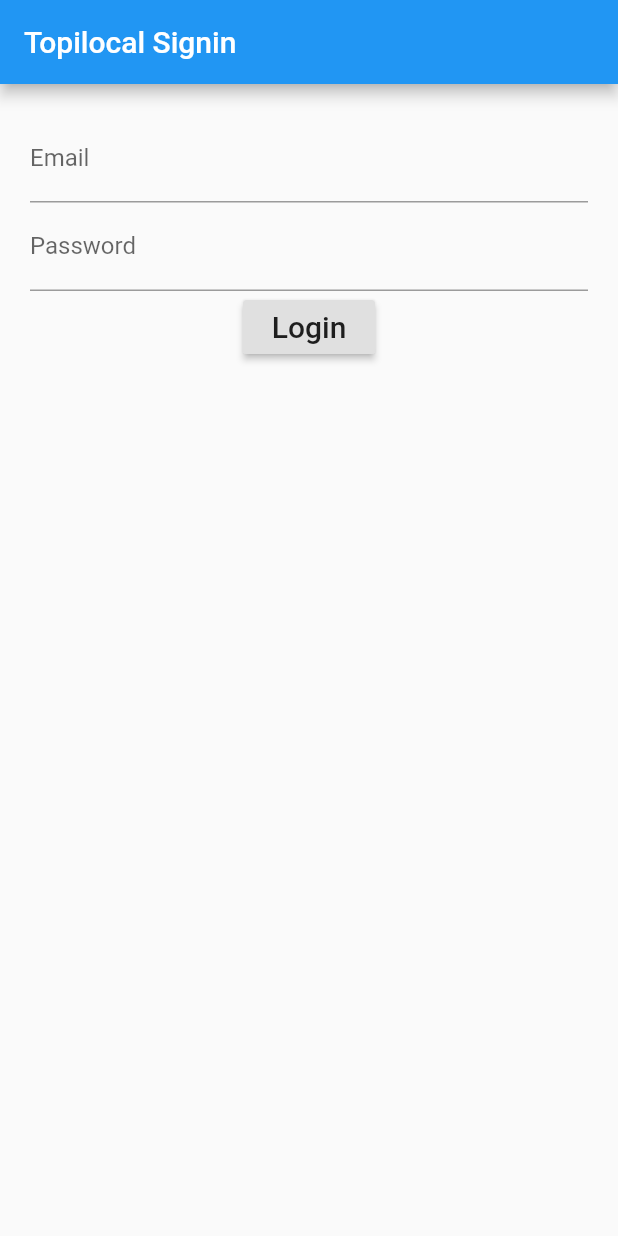
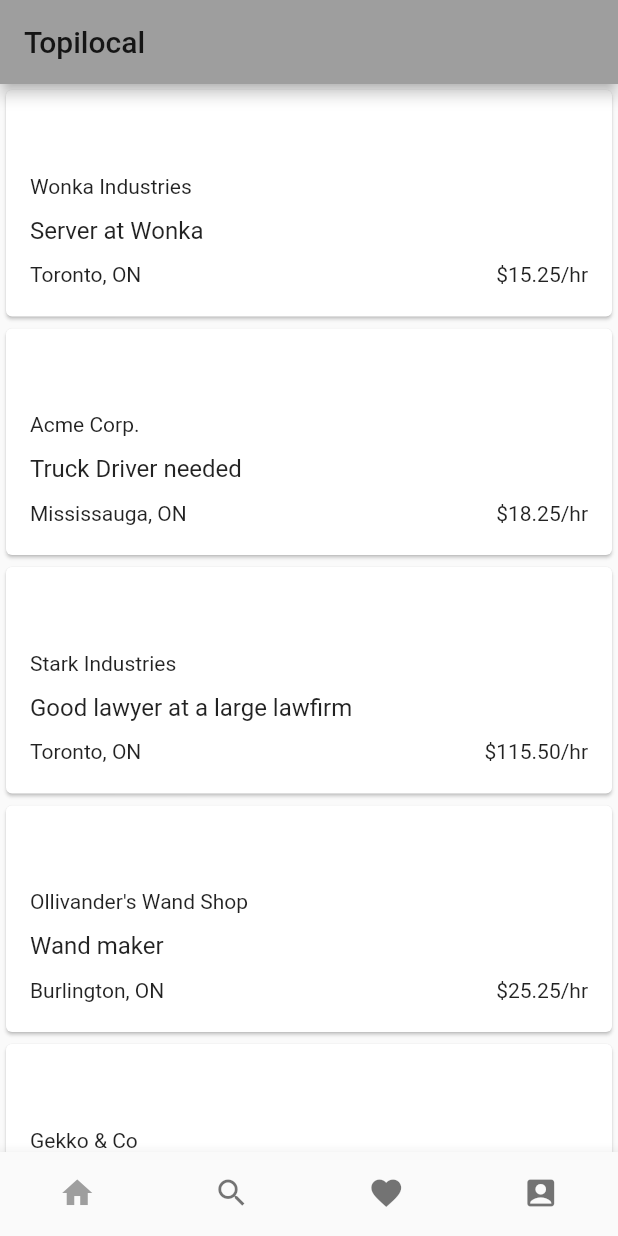
Before and after one commit to kimjaehu/topilocal_app, a Flutter app: the screen it shows after launch, on a phone screen of 412 x 824 dp. Run offline on Flutter 3.47's test engine with Material 2 defaults, Android fonts, the phone set to English and light mode, and no system bars; our stand-ins replace firebase_auth, google_sign_in; accounts and stored records are empty.

Commit message:
added home page view

```diff
--- a/lib/home.dart
+++ b/lib/home.dart
@@ -1,15 +1,60 @@
 import 'package:flutter/material.dart';
+import 'package:topilocal_app/home_view.dart';
+import 'package:topilocal_app/pages.dart';
+import './pages.dart';
+import './home_view.dart';
 
-class MyHome extends StatelessWidget {
+class MyHome extends StatefulWidget {
+  @override
+  State<StatefulWidget> createState() {
+    return _MyHomeState();
+  }
+}
+
+class _MyHomeState extends State<MyHome> {
+  int _currentIndex = 0;
+  final List<Widget> _children = [
+    HomeView(), SearchPage(), SavedPage(),AccountPage()
+  ];
 
   @override
   Widget build(BuildContext context) {
-    return MaterialApp(
-      home: Scaffold(
-        appBar: AppBar(
-          title: Text('Topilocal'),
-        ),
+    return Scaffold(
+      appBar: AppBar(
+        title: Text('Topilocal'),
+      ),
+      body: _children[_currentIndex],
+      bottomNavigationBar: BottomNavigationBar(
+        onTap: onTabTapped,
+        showSelectedLabels: false,
+        showUnselectedLabels: false,
+        type: BottomNavigationBarType.fixed,
+        currentIndex: _currentIndex,
+        items: [
+          BottomNavigationBarItem(
+            icon: new Icon(Icons.home),
+            title: new Text('Home'),
+          ),
+          BottomNavigationBarItem(
+            icon: new Icon(Icons.search),
+            title: new Text('Search'),
+          ),
+          BottomNavigationBarItem(
+            icon: new Icon(Icons.favorite),
+            title: new Text('Saved'),
+          ),
+          BottomNavigationBarItem(
+            icon: new Icon(Icons.account_box),
+            title: new Text('Account'),
+          ),
+        ],
       ),
     );
   }
+
+  void onTabTapped(int index) {
+    setState(() {
+      _currentIndex = index;
+    });
+  }
 }
--- /dev/null
+++ b/lib/home_view.dart
@@ -0,0 +1,112 @@
+import 'package:flutter/material.dart';
+import 'package:intl/intl.dart';
+
+import './job.dart';
+
+class HomeView extends StatelessWidget {
+  final List<Job> jobList = [
+    Job('Server at Wonka', 'Wonka Industries', 'Toronto, ON', '> 1yr',
+        'Mon-Fri', DateTime.now(), DateTime.now(), 15.25, DateTime.now()),
+    Job('Truck Driver needed', 'Acme Corp.', 'Mississauga, ON', '> 1yr',
+        'Mon-Fri', DateTime.now(), DateTime.now(), 18.25, DateTime.now()),
+    Job(
+        'Good lawyer at a large lawfirm',
+        'Stark Industries',
+        'Toronto, ON',
+        '> 1yr',
+        'Mon-Fri',
+        DateTime.now(),
+        DateTime.now(),
+        115.50,
+        DateTime.now()),
+    Job('Wand maker', 'Ollivander\'s Wand Shop', 'Burlington, ON', '> 1yr',
+        'Mon-Fri', DateTime.now(), DateTime.now(), 25.25, DateTime.now()),
+    Job(
+        'Programmer part time web development',
+        'Gekko & Co',
+        'Markham, ON',
+        '> 1yr',
+        'Mon-Fri',
+        DateTime.now(),
+        DateTime.now(),
+        35.25,
+        DateTime.now()),
+    Job('Robin', 'Wayne Enterprises', 'Toronto, ON', '> 1yr', 'Mon-Fri',
+        DateTime.now(), DateTime.now(), 250.25, DateTime.now()),
+    // 'Wonka Industries',
+    // 'Acme Corp.',
+    // 'Stark Industries',
+    // 'Ollivander\'s Wand Shop',
+    // 'Gekko & Co',
+    // 'Wayne Enterprises',
+    // 'Cyberdyne Systems',
+    // 'Cheers',
+    // 'Genco Pura Olive Oil Company',
+    // 'The New York Inquirer',
+    // 'Duff Beer',
+    // 'Bubba Gump',
+    // 'Olivia Pope & Associates',
+    // 'Krusty Krab',
+    // 'Sterling Cooper',
+    // 'Soylent',
+    // 'Hooli',
+    // 'Good Burger',
+  ];
+  @override
+  Widget build(BuildContext context) {
+    return Container(
+      child: new ListView.builder(
+        itemCount: jobList.length,
+        itemBuilder: (BuildContext context, int index) =>
+            buildBusinessCard(context, index),
+      ),
+    );
+  }
+
+  Widget buildBusinessCard(BuildContext context, int index) {
+    final job = jobList[index];
+    return new Container(
+      child: Card(
+        child: Padding(
+          padding: const EdgeInsets.all(16.0),
+          child: Column(
+            children: <Widget>[
+              Padding(
+                padding: const EdgeInsets.only(top:40.0, bottom: 4.0),
+                child: Row(
+                  children: <Widget>[
+                    Text(job.businessName),
+                    Spacer(),
+                  ],
+                ),
+              ),
+              Padding(
+                padding: const EdgeInsets.only(top:8.0, bottom: 4.0),
+                child: Row(
+                  children: <Widget>[
+                    Text(job.title, style: new TextStyle(fontSize: 16.0)),
+                    Spacer(),
+                  ],
+                ),
+              ),
+              Padding(
+                padding: const EdgeInsets.only(top:8.0, bottom: 4.0),
+                child: Row(
+                  children: <Widget>[
+                    Text(job.location),
+                    Spacer(),
+                    Text('\$${job.hrlyWage.toStringAsFixed(2)}/hr'),
+                  ],
+                ),
+              ),
+              // Text(job.duration),
+              // Text(
+              //     '${job.workDays} ${DateFormat('Hm').format(job.scheduleStart)} - ${DateFormat('Hm').format(job.scheduleEnd)}'),
+              // Text(DateFormat('MM/dd/yyyy').format(job.expiry)),
+            ],
+          ),
+        ),
+      ),
+    );
+  }
+}
--- /dev/null
+++ b/lib/job.dart
@@ -0,0 +1,24 @@
+class Job {
+  final String title;
+  final String businessName;
+  final String location;
+  final String duration;
+  final String workDays;
+  final DateTime scheduleStart;
+  final DateTime scheduleEnd;
+  final double hrlyWage;
+  final DateTime expiry;
+
+  Job(
+    this.title,
+    this.businessName,
+    this.location,
+    this.duration,
+    this.workDays,
+    this.scheduleStart,
+    this.scheduleEnd,
+    this.hrlyWage,
+    this.expiry,
+
+  );
+}
--- a/lib/main.dart
+++ b/lib/main.dart
@@ -1,19 +1,20 @@
 import 'package:flutter/material.dart';
-
-import './signin_page.dart';
+import 'package:firebase_auth/firebase_auth.dart';
+import './home.dart';
 
 void main() {
-  runApp(new MyApp());
+  runApp(MyApp());
 }
 
 class MyApp extends StatelessWidget {
-
   @override
   Widget build(BuildContext context) {
-
-    return new MaterialApp(title: 'Topilocal',
-      theme: new ThemeData(primarySwatch: Colors.blue,),
-      home: new SigninPage(),
+    return MaterialApp(
+      title: 'Topilocal',
+      theme: ThemeData(
+        primarySwatch: Colors.grey,
+      ),
+      home: MyHome(),
     );
   }
 }
--- a/lib/register_page.dart
+++ b/lib/register_page.dart
@@ -55,7 +55,7 @@ class RegisterPageState extends State<RegisterPage> {
                     _register();
                   }
                 },
-                child: const Text('Submit'),
+                child: const Text('Register'),
               ),
             ),
             Container(
--- a/pubspec.yaml
+++ b/pubspec.yaml
@@ -23,6 +23,7 @@ dependencies:
   firebase_auth: ^0.14.0+5
   google_sign_in: ^4.0.7
   uuid: ^2.0.2
+  intl: ^0.16.0
 
   # The following adds the Cupertino Icons font to your application.
   # Use with the CupertinoIcons class for iOS style icons.
```
Also changed, not shown: lib/pages.dart (added, +29 -0 lines), lib/signin_page.dart (+192 -50 lines), lib/landing_page.dart (added), pubspec.lock, 1 other file.
